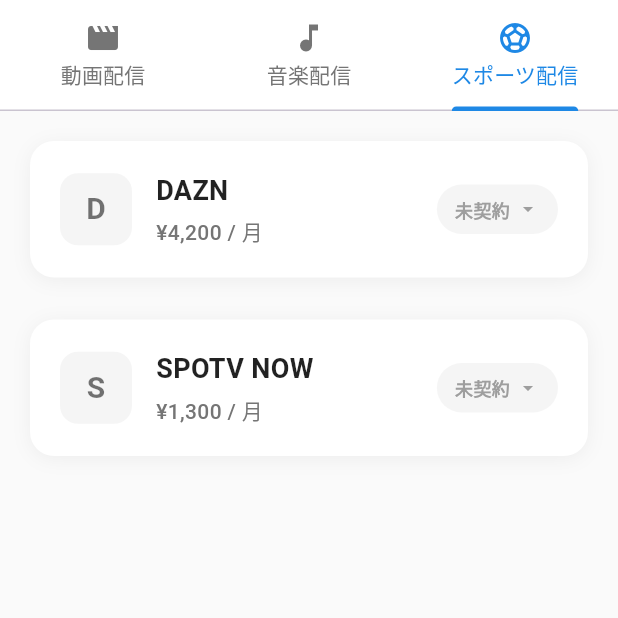
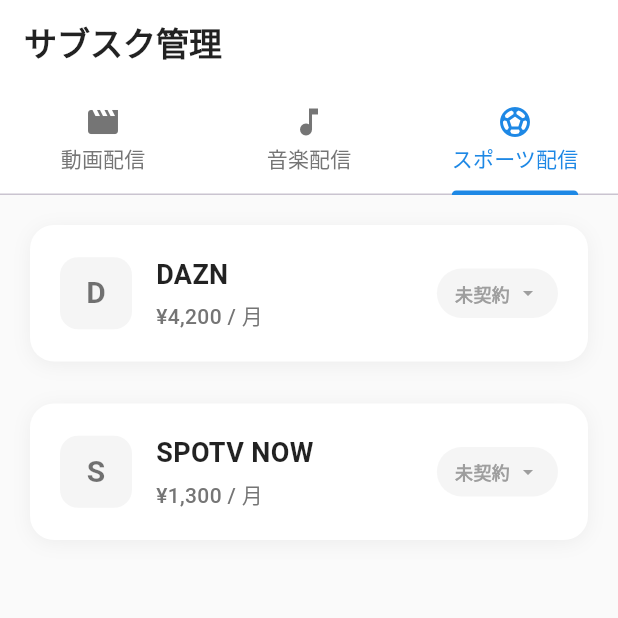
Before and after one commit to tomohiro1024/claude_code_subscription_flutter, a Flutter app: the screen it shows after launch, tab 3 chosen, on a phone screen of 412 x 824 dp, the top half of it. Run offline on Flutter 3.47's test engine with Material 3 defaults, Android fonts, the phone set to English and light mode, and no system bars; our stand-ins replace shared_preferences; network calls fail; Roboto replaces fonts that are missing (Hiragino Sans).

Commit message:
add appbar

```diff
--- a/lib/screens/home_screen.dart
+++ b/lib/screens/home_screen.dart
@@ -11,7 +11,8 @@
   State<HomeScreen> createState() => _HomeScreenState();
 }
 
-class _HomeScreenState extends State<HomeScreen> with SingleTickerProviderStateMixin {
+class _HomeScreenState extends State<HomeScreen>
+    with SingleTickerProviderStateMixin {
   late TabController _tabController;
   final NumberFormat _currencyFormatter = NumberFormat('#,###');
 
@@ -39,44 +40,35 @@
   Widget build(BuildContext context) {
     return Scaffold(
       backgroundColor: Colors.grey[50],
-      body: SafeArea(
-        child: Column(
-          children: [
-            Container(
-              color: Colors.white,
-              child: TabBar(
+      appBar: AppBar(
+        backgroundColor: Colors.white,
+        elevation: 0,
+        title: const Text(
+          'サブスク管理',
+          style: TextStyle(
+            color: Colors.black87,
+            fontWeight: FontWeight.bold,
+          ),
+        ),
+        bottom: TabBar(
           controller: _tabController,
           labelColor: Colors.blue[600],
           unselectedLabelColor: Colors.grey[600],
           indicatorColor: Colors.blue[600],
           tabs: const [
-                  Tab(
-                    icon: Icon(Icons.movie),
-                    text: '動画配信',
-                  ),
-                  Tab(
-                    icon: Icon(Icons.music_note),
-                    text: '音楽配信',
-                  ),
-                  Tab(
-                    icon: Icon(Icons.sports_soccer),
-                    text: 'スポーツ配信',
-                  ),
+            Tab(icon: Icon(Icons.movie), text: '動画配信'),
+            Tab(icon: Icon(Icons.music_note), text: '音楽配信'),
+            Tab(icon: Icon(Icons.sports_soccer), text: 'スポーツ配信'),
           ],
         ),
       ),
-            Expanded(
-              child: TabBarView(
+      body: TabBarView(
         controller: _tabController,
         children: [
           _buildVideoStreamingList(),
           _buildMusicStreamingList(),
           _buildSportsStreamingList(),
         ],
-              ),
-            ),
-          ],
-        ),
       ),
     );
   }
@@ -155,5 +147,4 @@
       },
     );
   }
-
 }
```
Lines whose indentation alone changed are shown as unchanged.
